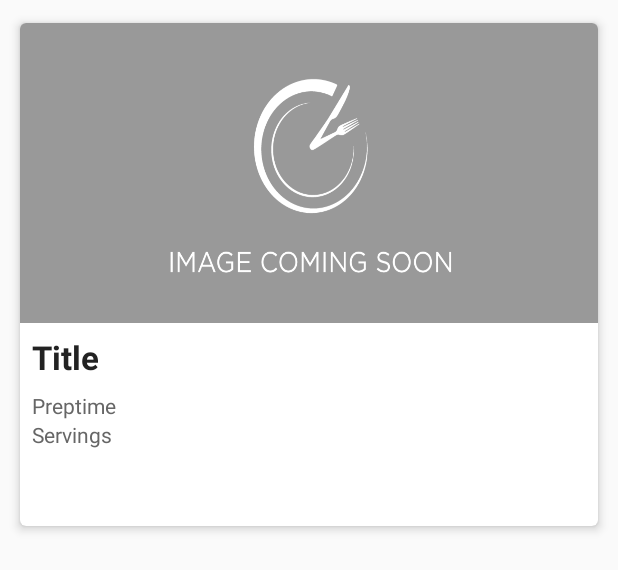
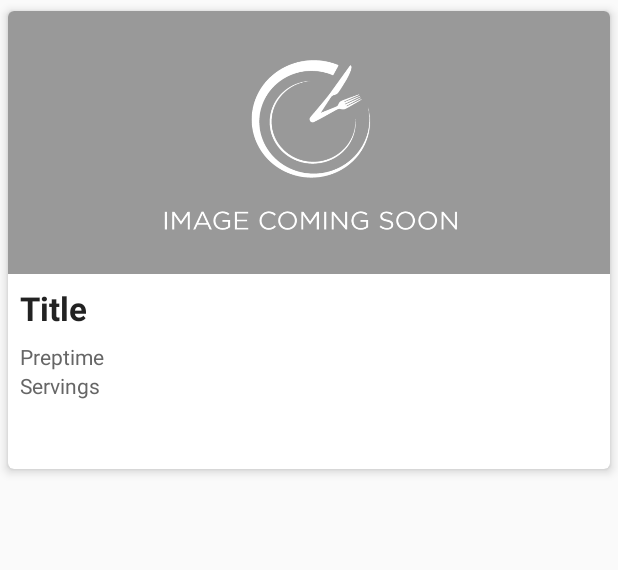
Before and after one commit to self-ignition/Mobile-Application, an Android app: the layout single_row.xml on its own in the app's theme, with its tools: preview values and no code run, on a phone screen of 412 x 824 dp. Shown: the top 570 px of the screen. Run offline under Robolectric (Android 15) with nearby library versions, the phone set to English and light mode, and no system bars; network calls fail.

Commit message:
Updated design for the search results

```diff
--- a/app/src/main/res/layout/single_row.xml
+++ b/app/src/main/res/layout/single_row.xml
@@ -2,9 +2,7 @@
     android:id="@+id/card_view"
     xmlns:card_view="http://schemas.android.com/apk/res-auto"
     android:layout_width="match_parent"
-    android:layout_height="350dp"
-    android:layout_margin="8dp"
-    android:clickable="true"
+    android:layout_height="320dp"
     android:foreground="?android:attr/selectableItemBackground"
     card_view:cardCornerRadius="4dp"
     card_view:cardElevation="4dp"
@@ -17,7 +15,7 @@
         <ImageView
             android:id="@+id/imageView"
             android:layout_width="match_parent"
-            android:layout_height="200dp"
+            android:layout_height="175dp"
             android:background="@drawable/placeholder"
             android:layout_alignParentTop="true"
             android:scaleType="centerCrop" />
```
